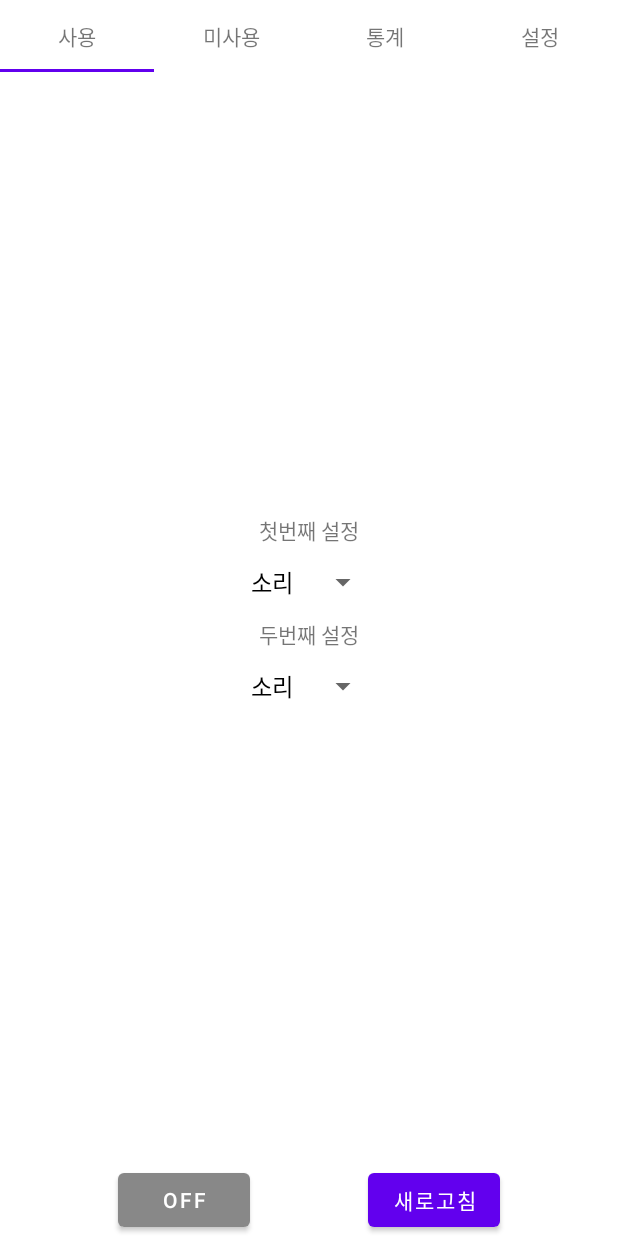
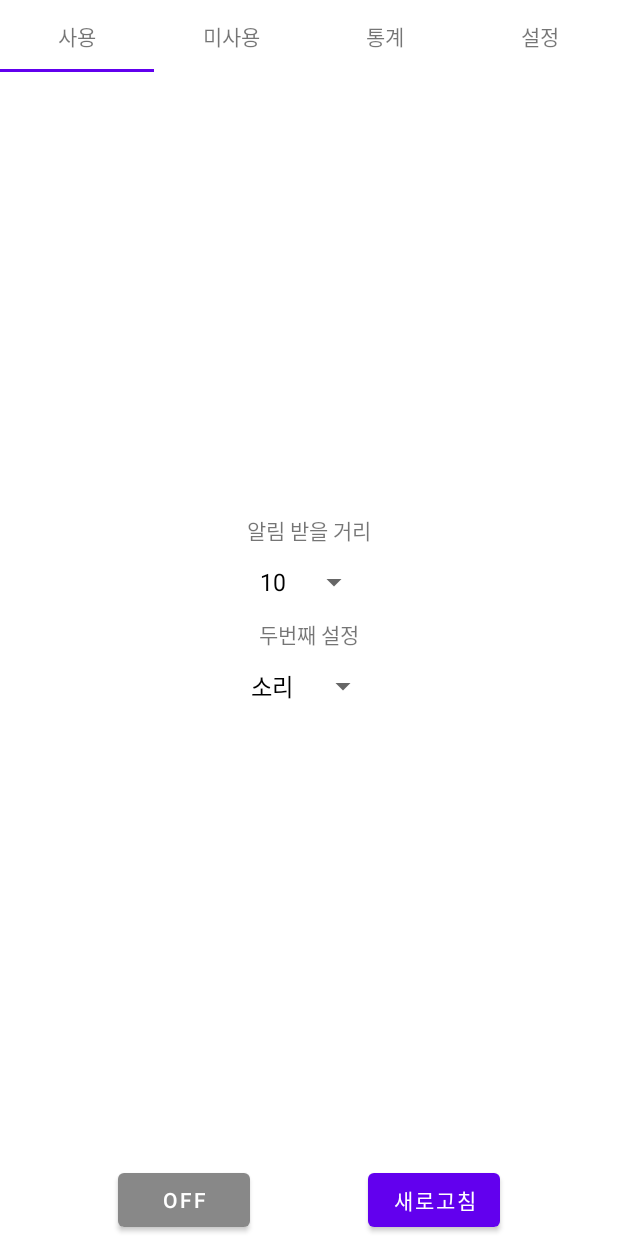
Before and after one commit to tngns1129/skuproject, an Android app: the screen it shows after launch (MainActivity), on a phone screen of 412 x 824 dp. Run offline under Robolectric (Android 15) with nearby library versions, the phone set to English and light mode, and no system bars; our stand-ins replace Dagger/Hilt's generated code; libraries missing offline, so code that uses them is left out: org.opencv.android, org.opencv.core; plain views replace JavaCameraView; 10 statements that could not run were skipped.

Commit message:
평균계산 0일때 제외(eyedistance), 설정 거리로 바꾸고 거리 내 일때 토스트메시지 추가

```diff
--- a/app/src/main/java/com/familyset/myapplication/ui/main/blink/BlinkFragment.java
+++ b/app/src/main/java/com/familyset/myapplication/ui/main/blink/BlinkFragment.java
@@ -3,6 +3,7 @@ package com.familyset.myapplication.ui.main.blink;
 import static android.Manifest.permission.CAMERA;
 
 import android.annotation.TargetApi;
+import android.content.Context;
 import android.content.DialogInterface;
 import android.content.pm.PackageManager;
 import android.graphics.Color;
@@ -15,6 +16,7 @@ import android.view.View;
 import android.view.ViewGroup;
 import android.view.WindowManager;
 import android.widget.ArrayAdapter;
+import android.widget.Toast;
 
 import androidx.annotation.Nullable;
 import androidx.appcompat.app.AlertDialog;
@@ -81,11 +83,12 @@ public class BlinkFragment extends Fragment{
         });
         binding.templereset.setOnClickListener(v -> viewModel.resetLearnFrames());
 
-        binding.firstset.setText("첫번째 설정");
+        binding.firstset.setText("알림 받을 거리");
         binding.secondset.setText("두번째 설정");
-        ArrayAdapter<CharSequence> adapter = ArrayAdapter.createFromResource(getContext(), R.array.blinkfragmentfirstspinner, R.layout.support_simple_spinner_dropdown_item);
-        binding.firstspiner.setAdapter(adapter);
-        binding.secondspiner.setAdapter(adapter);
+        ArrayAdapter<CharSequence> adapter1 = ArrayAdapter.createFromResource(getContext(), R.array.blinkfragmentfirstspinner, R.layout.support_simple_spinner_dropdown_item);
+        ArrayAdapter<CharSequence> adapter2 = ArrayAdapter.createFromResource(getContext(), R.array.blinkfragmentsecondspinner, R.layout.support_simple_spinner_dropdown_item);
+        binding.firstspiner.setAdapter(adapter1);
+        binding.secondspiner.setAdapter(adapter2);
 
         binding.activitySurfaceView.setCvCameraViewListener(new CameraBridgeViewBase.CvCameraViewListener2() {
             @Override
@@ -105,8 +108,27 @@ public class BlinkFragment extends Fragment{
         });
     }
 
+    private static Toast sToast;
+    public static void showToast(Context context, String message) {
+        if (sToast == null) {
+            sToast = Toast.makeText(context, message, Toast.LENGTH_SHORT);
+        } else {
+            sToast.setText(message);
+        }
+        sToast.show();
+    }
+
+
     private void observeLiveData() {
-        viewModel.distance.observe(getViewLifecycleOwner(), distance -> binding.distance.setText(distance));
+        viewModel.distance.observe(getViewLifecycleOwner(), distance -> {
+            binding.distance.setText(distance);
+            if (Double.parseDouble(distance) < Double.parseDouble(binding.firstspiner.getSelectedItem().toString())) {
+                showToast(getActivity(), "Toast Message");
+            }
+
+        });
+
+
 
         viewModel.distanceAvg.observe(getViewLifecycleOwner(), distanceAvg -> binding.distanceAvg.setText(distanceAvg));
 
--- a/app/src/main/java/com/familyset/myapplication/ui/main/blink/BlinkFragmentViewModel.java
+++ b/app/src/main/java/com/familyset/myapplication/ui/main/blink/BlinkFragmentViewModel.java
@@ -159,15 +159,16 @@ public class BlinkFragmentViewModel extends ViewModel {
         mNow = System.currentTimeMillis();
         mDate = new Date(mNow);
         personalInfo.finishObserve(mDate);
-
+        try {
         if (user == null) {
             user = usersRepository.getUser();
         }
+
             personalInfoRepository.savePersonalInfo(user.getUserId(), personalInfo)
                     .subscribeOn(Schedulers.io())
                     .subscribe(
                             // on success
-                        personalInfo ->{
+                            personalInfo -> {
                                 Log.d("BlinkViewModel", personalInfo.toString());
                             },
                             // on error
@@ -175,6 +176,7 @@ public class BlinkFragmentViewModel extends ViewModel {
                                 Log.d("BlinkViewModel", error.getMessage());
                             }
                     );
+        }catch (Exception e){}
     }
 
     private PersonalInfo initPersonalInfo(String fSet, String sSet) {
--- a/app/src/main/res/values/strings.xml
+++ b/app/src/main/res/values/strings.xml
@@ -1,6 +1,14 @@
 <resources>
     <string name="app_name">My Application</string>
     <string-array name="blinkfragmentfirstspinner">
+        <item>10</item>
+        <item>15</item>
+        <item>20</item>
+        <item>25</item>
+        <item>30</item>
+        <item>35</item>
+    </string-array>
+    <string-array name="blinkfragmentsecondspinner">
         <item>소리</item>
         <item>진동</item>
     </string-array>
```
Also changed, not shown: app/src/main/java/com/familyset/myapplication/model/blink/PersonalInfo.java (+13 -8 lines). Lines whose indentation alone changed are shown as unchanged.
